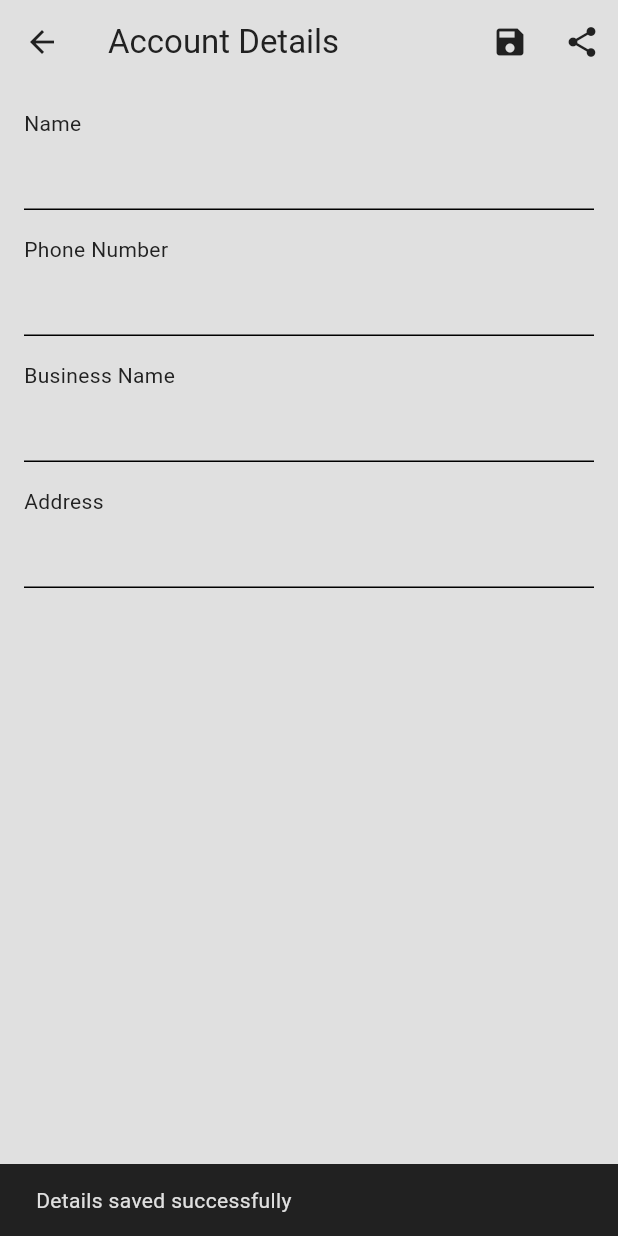
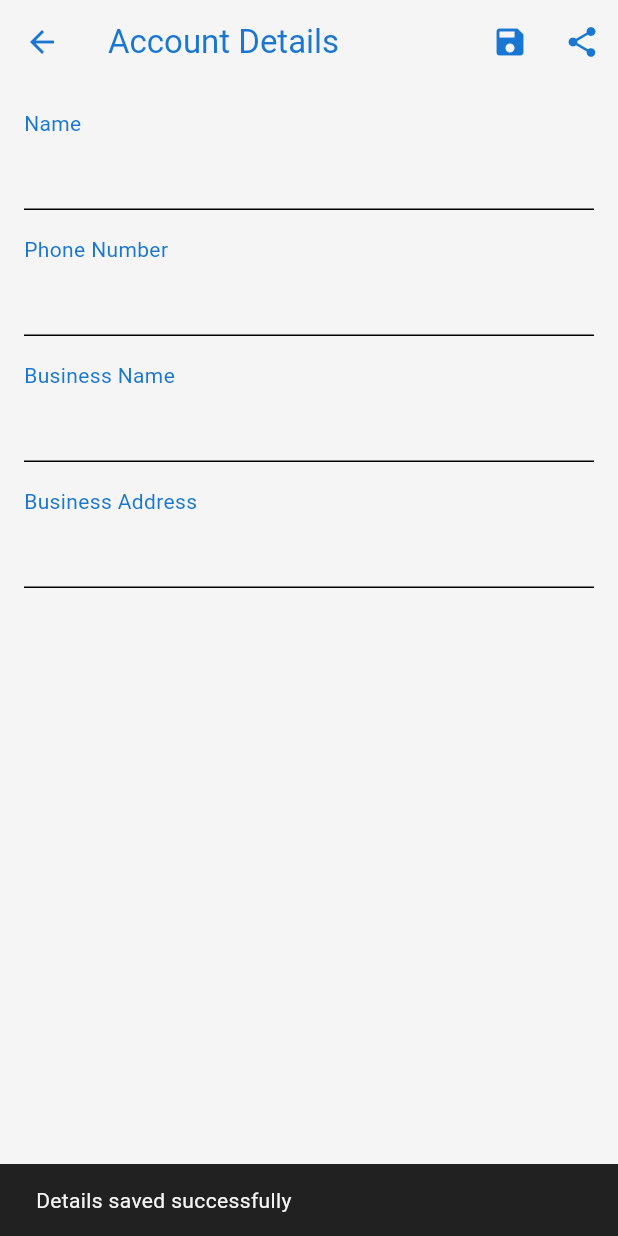
Before and after one commit to kushalkothari26/book_keeper, a Flutter app: the AccountDetailsPage screen opened directly, after a tap on the "save" icon, on a phone screen of 412 x 824 dp. Run offline on Flutter 3.47's test engine with Material 3 defaults, Android fonts, the phone set to English and light mode, and no system bars; our stand-ins replace cloud_firestore, firebase_auth, firebase_core, get, google_sign_in; missing offline and left inert: whatsapp_share2; accounts and stored records are empty; network calls fail.

Commit message:
19/04/24 Design Changes and variable changes

```diff
--- a/lib/pages/account_page.dart
+++ b/lib/pages/account_page.dart
@@ -37,7 +37,7 @@ Address:$address
   Widget build(BuildContext context) {
     return Scaffold(
       appBar: AppBar(
-        title: const Text('Account Details'),
+        title: const Text('Account Details',),backgroundColor: Colors.transparent,foregroundColor: Theme.of(context).colorScheme.primary,
         actions: [
           IconButton(
             icon: const Icon(Icons.save),
@@ -61,23 +61,23 @@ Address:$address
         child: Column(
           crossAxisAlignment: CrossAxisAlignment.start,
           children: [
-            const Text('Name'),
+            Text('Name',style: TextStyle(color: Theme.of(context).colorScheme.primary),),
             TextFormField(
               controller: _nameController,
             ),
             const SizedBox(height: 16.0),
-            const Text('Phone Number'),
+            Text('Phone Number',style: TextStyle(color: Theme.of(context).colorScheme.primary),),
             TextFormField(
               controller: _phoneNumberController,
               keyboardType: TextInputType.phone,
             ),
             const SizedBox(height: 16.0),
-            const Text('Business Name'),
+            Text('Business Name',style: TextStyle(color: Theme.of(context).colorScheme.primary),),
             TextFormField(
               controller: _businessNameController,
             ),
             const SizedBox(height: 16.0),
-            const Text('Address'),
+            Text('Business Address',style: TextStyle(color: Theme.of(context).colorScheme.primary),),
             TextFormField(
               controller: _addressController,
             ),
@@ -103,7 +103,7 @@ Address:$address
         _addressController.text = details['address'];
       });
     } catch (e) {
-      print('Failed to load details: $e');
+      SnackBar(content: Text('Failed to load details: $e'));
     }
   }
 
--- a/lib/pages/forgot.dart
+++ b/lib/pages/forgot.dart
@@ -22,7 +22,7 @@ class _ForgotState extends State<Forgot> {
   @override
   Widget build(BuildContext context) {
     return Scaffold(
-      appBar: AppBar(title: const Text("Forgot Password"),centerTitle: true,),
+      appBar: AppBar(title: const Text("Forgot Password"),centerTitle: true,backgroundColor: Colors.transparent,foregroundColor: Theme.of(context).colorScheme.primary,),
       body: Padding(
         padding: const EdgeInsets.all(20.0),
         child: Column(
--- a/lib/pages/login.dart
+++ b/lib/pages/login.dart
@@ -48,7 +48,7 @@ class _LoginState extends State<Login> {
   Widget build(BuildContext context) {
     return isloading?const Center(child: CircularProgressIndicator(),):Scaffold(
       backgroundColor: Theme.of(context).colorScheme.background,
-      appBar: AppBar(title: const Text("Login"),centerTitle: true,),
+      appBar: AppBar(title: const Text("Login",style: TextStyle(fontSize: 28),),centerTitle: true,backgroundColor: Colors.transparent,foregroundColor: Theme.of(context).colorScheme.primary,),
       body: Padding(
         padding: const EdgeInsets.all(20.0),
         child: Column(
--- a/lib/pages/settings_page.dart
+++ b/lib/pages/settings_page.dart
@@ -8,9 +8,9 @@ class SettingsPage extends StatelessWidget {
   @override
   Widget build(BuildContext context) {
     return Scaffold(
-      appBar: AppBar(title: const Text('Settings'),backgroundColor: Colors.transparent,foregroundColor: Colors.green,),
+      appBar: AppBar(title: const Text('Settings'),backgroundColor: Colors.transparent,foregroundColor: Theme.of(context).colorScheme.primary,),
       body: Container(
-        decoration: BoxDecoration(color: Theme.of(context).colorScheme.secondary,
+        decoration: BoxDecoration(color: Theme.of(context).colorScheme.primary,
           borderRadius: BorderRadius.circular(10)
         ),
         margin: const EdgeInsets.all(25),
@@ -18,7 +18,7 @@ class SettingsPage extends StatelessWidget {
         child: Row(
           mainAxisAlignment: MainAxisAlignment.spaceBetween,
           children: [
-            const Text("Dark Mode"),
+            Text("Dark Mode",style:TextStyle(color: Theme.of(context).colorScheme.onPrimary,fontSize: 16),),
             CupertinoSwitch(value: Provider.of<ThemeProvider>(context,listen:false).isDarkMode,
                 onChanged: (value)=>Provider.of<ThemeProvider>(context,listen:false).toggleTheme()
             )],
--- a/lib/pages/signup.dart
+++ b/lib/pages/signup.dart
@@ -25,7 +25,7 @@ class _SignupState extends State<Signup> {
   @override
   Widget build(BuildContext context) {
     return Scaffold(
-      appBar: AppBar(title: const Text("Sign Up"),centerTitle: true,),
+      appBar: AppBar(title: const Text("Sign Up"),centerTitle: true,backgroundColor: Colors.transparent,foregroundColor: Theme.of(context).colorScheme.primary,),
       body: Padding(
         padding: const EdgeInsets.all(20.0),
         child: Column(
--- a/lib/pages/verifyemail.dart
+++ b/lib/pages/verifyemail.dart
@@ -28,7 +28,7 @@ class _VerifyState extends State<Verify> {
   @override
   Widget build(BuildContext context) {
     return Scaffold(
-      appBar: AppBar(title: const Text("Verification"),centerTitle: true,),
+      appBar: AppBar(title: const Text("Verification"),centerTitle: true,backgroundColor: Colors.transparent,foregroundColor: Theme.of(context).colorScheme.primary,),
       body: const Padding(
         padding: EdgeInsets.all(28),
         child: Center(
--- a/lib/themes/dark_mode.dart
+++ b/lib/themes/dark_mode.dart
@@ -3,9 +3,9 @@ import 'package:flutter/material.dart';
 ThemeData darkMode = ThemeData(
     colorScheme: ColorScheme.dark(
         background: Colors.grey.shade900,
-        primary: Colors.blue.shade700,
-        secondary: Colors.green.shade700,
-        tertiary: Colors.orange.shade700,
+        primary: Colors.purple,
+        secondary: Colors.purple.shade300,
+        tertiary: Colors.purple.shade200,
         surface: Colors.grey.shade800,
         onSurface: Colors.grey.shade300,
         error: Colors.red.shade700,
@@ -13,6 +13,6 @@ ThemeData darkMode = ThemeData(
         onBackground: Colors.white,
         onPrimary: Colors.white,
         onSecondary: Colors.white,
-        onTertiary: Colors.white,
+        onTertiary: Colors.grey.shade600,
     ),
 );
--- a/lib/themes/light_mode.dart
+++ b/lib/themes/light_mode.dart
@@ -4,15 +4,17 @@ ThemeData lightMode = ThemeData(
   colorScheme: ColorScheme.light(
     background: Colors.grey.shade50,
     primary: Colors.blue.shade700,
-    secondary: Colors.green.shade700,
-    tertiary: Colors.orange.shade700,
-    surface: Colors.grey.shade300,
+    secondary: Colors.blue.shade300,
+    tertiary: Colors.blue.shade100,
+    surface: Colors.grey.shade100,
     onSurface: Colors.grey.shade900,
     error: Colors.red.shade700,
     onError: Colors.white,
     onBackground: Colors.black,
     onPrimary: Colors.white,
     onSecondary: Colors.white,
-    onTertiary: Colors.white,
+    onTertiary: Colors.blue.shade50,
+
+
   ),
 );
```
Also changed, not shown: lib/components/message_bubble.dart (+37 -26 lines), lib/pages/chat_page.dart (+15 -15 lines), lib/pages/homepage.dart (+37 -25 lines), lib/services/firestore.dart (+11 -11 lines).
